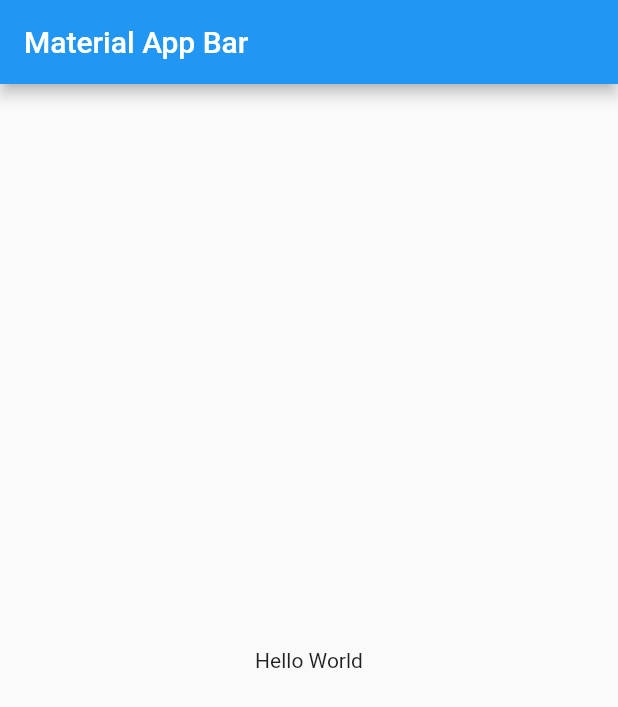
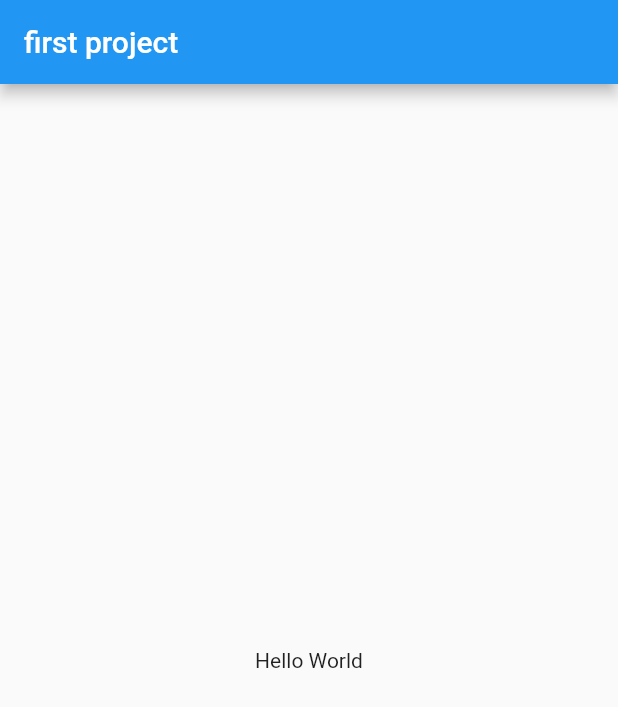
Before and after one commit to MohamedAbuAmira/chatty, a Flutter app: the screen it shows after launch, on a phone screen of 412 x 824 dp. Shown: the top 707 px of the screen. Run offline on Flutter 3.47's test engine with Material 2 defaults, Android fonts, the phone set to English and light mode, and no system bars; our stand-ins replace google_fonts.

Commit message:
edit title

```diff
--- a/lib/main.dart
+++ b/lib/main.dart
@@ -9,7 +9,7 @@ class MyApp extends StatelessWidget {
       title: 'Chatter',
       home: Scaffold(
         appBar: AppBar(
-          title: Text('Material App Bar'),
+          title: Text('first project '),
         ),
         body: Center(
           child: Container(
```
